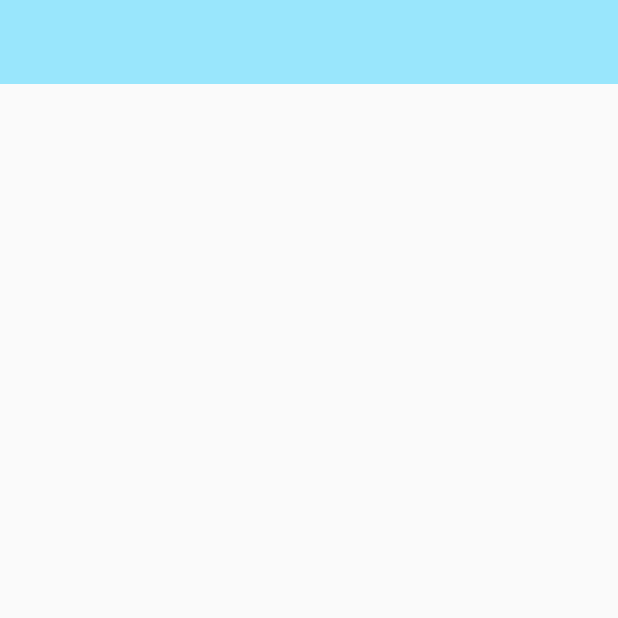
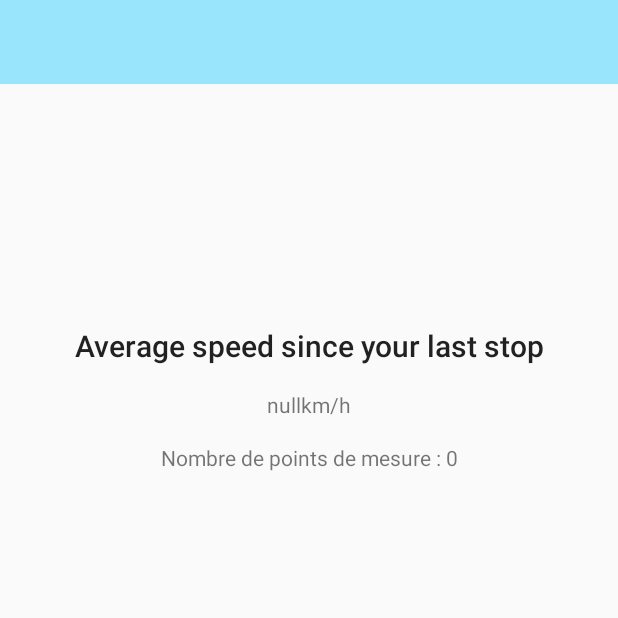
Before and after one commit to skichrome/GpsApp-UbiTransports, an Android app: the AverageSpeedFragment screen opened through its navigation route, on a phone screen of 412 x 824 dp, the top half of it. Run offline under Robolectric (Android 15) with nearby library versions, the phone set to English and light mode, and no system bars; our stand-ins replace data binding, navigation-ui; libraries missing offline, so code that uses them is left out: permissions.dispatcher; 5 statements that could not run were skipped.

Commit message:
[Fonctionnalités]     - Ajout des méthodes pour vider la table des localisations.     - Ajout de la méthode dans le viewModel de la vitesse moyenne qui permet de détecter un redémarrage.     - Ajout de la méthode de calcul de la moyenne.     - Suppression automatique des localisations dans la BDD quand l'écran de vitesse moyenne est quitté.     - L'application empêche maintenant le terminal de passer en veille.
[Améliorations]
    - Refactoring du code existant.

```diff
--- a/app/build.gradle
+++ b/app/build.gradle
@@ -34,6 +34,7 @@ android {
 
     buildFeatures {
         viewBinding true
+        dataBinding true
     }
 }
 
--- a/app/src/main/java/com/skichrome/gpsapp/AppModule.kt
+++ b/app/src/main/java/com/skichrome/gpsapp/AppModule.kt
@@ -9,6 +9,7 @@ import com.skichrome.gpsapp.model.base.ReadLocationRepository
 import com.skichrome.gpsapp.model.local.LocalLocationSource
 import com.skichrome.gpsapp.model.local.database.GpsAppDatabase
 import com.skichrome.gpsapp.model.local.database.LocationDao
+import com.skichrome.gpsapp.viewmodel.AverageSpeedFragmentViewModel
 import com.skichrome.gpsapp.viewmodel.CurrentSpeedFragmentViewModel
 import com.skichrome.gpsapp.viewmodel.GpsLocationServiceViewModel
 import org.koin.android.ext.koin.androidApplication
@@ -32,6 +33,7 @@ val appModule = module {
     single<EditLocationRepository> { DefaultEditLocationRepository(get()) }
 
     // ViewModels
+    viewModel { GpsLocationServiceViewModel(get()) }
     viewModel { CurrentSpeedFragmentViewModel(get()) }
-    viewModel { GpsLocationServiceViewModel(get()) }
+    viewModel { AverageSpeedFragmentViewModel(get(), get()) }
 }
--- a/app/src/main/java/com/skichrome/gpsapp/model/DefaultEditLocationRepository.java
+++ b/app/src/main/java/com/skichrome/gpsapp/model/DefaultEditLocationRepository.java
@@ -28,4 +28,10 @@ public class DefaultEditLocationRepository implements EditLocationRepository
     {
         return localSource.insertLocation(locations);
     }
+
+    @Override
+    public Completable deleteAllLocations()
+    {
+        return localSource.deleteAllLocations();
+    }
 }
--- a/app/src/main/java/com/skichrome/gpsapp/model/base/EditLocationRepository.java
+++ b/app/src/main/java/com/skichrome/gpsapp/model/base/EditLocationRepository.java
@@ -7,4 +7,6 @@ import io.reactivex.Completable;
 public interface EditLocationRepository
 {
     Completable saveNewLocations(RoomLocation locations);
+
+    Completable deleteAllLocations();
 }
--- a/app/src/main/java/com/skichrome/gpsapp/model/base/LocationSource.java
+++ b/app/src/main/java/com/skichrome/gpsapp/model/base/LocationSource.java
@@ -13,4 +13,6 @@ public interface LocationSource
     Completable insertLocation(RoomLocation location);
 
     LiveData<List<RoomLocation>> observeLocations();
+
+    Completable deleteAllLocations();
 }
--- a/app/src/main/java/com/skichrome/gpsapp/model/local/database/LocationDao.java
+++ b/app/src/main/java/com/skichrome/gpsapp/model/local/database/LocationDao.java
@@ -21,4 +21,7 @@ public interface LocationDao
 
     @Query("SELECT * FROM location")
     LiveData<List<RoomLocation>> observeLocations();
+
+    @Query("DELETE FROM location")
+    Completable flushLocationTable();
 }
--- a/app/src/main/java/com/skichrome/gpsapp/view/AverageSpeedFragment.java
+++ b/app/src/main/java/com/skichrome/gpsapp/view/AverageSpeedFragment.java
@@ -8,8 +8,14 @@ import android.view.ViewGroup;
 import androidx.annotation.NonNull;
 import androidx.annotation.Nullable;
 import androidx.fragment.app.Fragment;
+import androidx.navigation.Navigation;
 
 import com.skichrome.gpsapp.databinding.FragmentAverageSpeedBinding;
+import com.skichrome.gpsapp.viewmodel.AverageSpeedFragmentViewModel;
+
+import kotlin.Lazy;
+
+import static org.koin.java.KoinJavaComponent.inject;
 
 public class AverageSpeedFragment extends Fragment
 {
@@ -18,6 +24,7 @@ public class AverageSpeedFragment extends Fragment
     // =================================
 
     private FragmentAverageSpeedBinding binding;
+    private Lazy<AverageSpeedFragmentViewModel> viewModelLazy = inject(AverageSpeedFragmentViewModel.class);
 
     // =================================
     //        Superclass Methods
@@ -35,5 +42,23 @@ public class AverageSpeedFragment extends Fragment
     public void onViewCreated(@NonNull View view, @Nullable Bundle savedInstanceState)
     {
         super.onViewCreated(view, savedInstanceState);
+        configureViewModel();
+    }
+
+    // =================================
+    //              Methods
+    // =================================
+
+    private void configureViewModel()
+    {
+        binding.setViewModel(viewModelLazy.getValue());
+        viewModelLazy.getValue().getIsInMovement().observe(getViewLifecycleOwner(), isInMovement ->
+        {
+            if (isInMovement)
+            {
+                viewModelLazy.getValue().resetMovementIndicator();
+                Navigation.findNavController(binding.getRoot()).navigateUp();
+            }
+        });
     }
 }
--- a/app/src/main/java/com/skichrome/gpsapp/view/CurrentSpeedFragment.java
+++ b/app/src/main/java/com/skichrome/gpsapp/view/CurrentSpeedFragment.java
@@ -59,8 +59,7 @@ public class CurrentSpeedFragment extends Fragment
 
     private void configureViewModel()
     {
-        viewModelLazy.getValue().sayHello();
-        viewModelLazy.getValue().getLocation().observe(getViewLifecycleOwner(), locations ->
+        viewModelLazy.getValue().getLocations().observe(getViewLifecycleOwner(), locations ->
         {
             if (locations == null || locations.isEmpty())
             {
--- a/app/src/main/res/layout/activity_main.xml
+++ b/app/src/main/res/layout/activity_main.xml
@@ -6,6 +6,7 @@
     xmlns:tools="http://schemas.android.com/tools"
     android:layout_width="match_parent"
     android:layout_height="match_parent"
+    android:keepScreenOn="true"
     tools:context=".view.MainActivity">
 
     <androidx.appcompat.widget.Toolbar
--- a/app/src/main/res/layout/fragment_average_speed.xml
+++ b/app/src/main/res/layout/fragment_average_speed.xml
@@ -1,8 +1,61 @@
 <?xml version="1.0" encoding="utf-8"?>
 
-<androidx.constraintlayout.widget.ConstraintLayout
-    xmlns:android="http://schemas.android.com/apk/res/android"
-    android:layout_width="match_parent"
-    android:layout_height="match_parent">
+<layout>
 
-</androidx.constraintlayout.widget.ConstraintLayout>
+    <data>
+
+        <variable
+            name="viewModel"
+            type="com.skichrome.gpsapp.viewmodel.AverageSpeedFragmentViewModel" />
+    </data>
+
+    <androidx.constraintlayout.widget.ConstraintLayout
+        xmlns:android="http://schemas.android.com/apk/res/android"
+        xmlns:app="http://schemas.android.com/apk/res-auto"
+        xmlns:tools="http://schemas.android.com/tools"
+        android:layout_width="match_parent"
+        android:layout_height="match_parent">
+
+        <TextView
+            android:id="@+id/fragment_average_speed_average_title"
+            style="@style/TextAppearance.AppCompat.Title"
+            android:layout_width="wrap_content"
+            android:layout_height="wrap_content"
+            android:layout_marginStart="@dimen/text_views_default_margin"
+            android:layout_marginTop="@dimen/text_views_default_margin"
+            android:layout_marginEnd="@dimen/text_views_default_margin"
+            android:text="@string/fragment_average_speed_average_title"
+            app:layout_constraintBottom_toBottomOf="parent"
+            app:layout_constraintEnd_toEndOf="parent"
+            app:layout_constraintStart_toStartOf="parent"
+            app:layout_constraintTop_toTopOf="parent"
+            app:layout_constraintVertical_bias="0.2" />
+
+        <TextView
+            android:id="@+id/fragment_average_speed_speed_value"
+            android:layout_width="wrap_content"
+            android:layout_height="wrap_content"
+            android:layout_marginStart="@dimen/text_views_default_margin"
+            android:layout_marginTop="@dimen/text_views_default_margin"
+            android:layout_marginEnd="@dimen/text_views_default_margin"
+            android:text='@{String.valueOf(viewModel.average) + "km/h"}'
+            app:layout_constraintEnd_toEndOf="parent"
+            app:layout_constraintStart_toStartOf="parent"
+            app:layout_constraintTop_toBottomOf="@+id/fragment_average_speed_average_title"
+            tools:text="XX KM/h" />
+
+        <TextView
+            android:id="@+id/fragment_average_speed_location_count"
+            android:layout_width="wrap_content"
+            android:layout_height="wrap_content"
+            android:layout_marginStart="@dimen/text_views_default_margin"
+            android:layout_marginTop="@dimen/text_views_default_margin"
+            android:layout_marginEnd="@dimen/text_views_default_margin"
+            android:text='@{"Nombre de points de mesure : " + String.valueOf(viewModel.locations.size())}'
+            app:layout_constraintEnd_toEndOf="parent"
+            app:layout_constraintStart_toStartOf="parent"
+            app:layout_constraintTop_toBottomOf="@+id/fragment_average_speed_speed_value"
+            tools:text="Nombre de points : XX" />
+
+    </androidx.constraintlayout.widget.ConstraintLayout>
+</layout>
--- /dev/null
+++ b/app/src/main/res/values/dimens.xml
@@ -0,0 +1,4 @@
+<?xml version="1.0" encoding="utf-8"?>
+<resources>
+    <dimen name="text_views_default_margin">16dp</dimen>
+</resources>
--- a/app/src/main/res/values/strings.xml
+++ b/app/src/main/res/values/strings.xml
@@ -38,4 +38,7 @@
     <string name="gps_location_service_notification_text">GpsApp is listening to your location moves…</string>
     <string name="gps_location_service_notification_launch_activity">Launch Activity</string>
     <string name="gps_location_service_notification_cancel">Cancel</string>
+
+    <!-- Average Speed Fragment -->
+    <string name="fragment_average_speed_average_title">Average speed since your last stop</string>
 </resources>
--- a/gradle.properties
+++ b/gradle.properties
@@ -6,7 +6,7 @@
 # http://www.gradle.org/docs/current/userguide/build_environment.html
 # Specifies the JVM arguments used for the daemon process.
 # The setting is particularly useful for tweaking memory settings.
-org.gradle.jvmargs=-Xmx2048m
+org.gradle.jvmargs=-Xmx4096m
 # When configured, Gradle will run in incubating parallel mode.
 # This option should only be used with decoupled projects. More details, visit
 # http://www.gradle.org/docs/current/userguide/multi_project_builds.html#sec:decoupled_projects
```
Also changed, not shown: app/src/main/java/com/skichrome/gpsapp/model/local/LocalLocationSource.java (+9 -0 lines), app/src/main/java/com/skichrome/gpsapp/viewmodel/AverageSpeedFragmentViewModel.java (+102 -8 lines), app/src/main/java/com/skichrome/gpsapp/viewmodel/CurrentSpeedFragmentViewModel.java (+30 -32 lines), app/src/main/java/com/skichrome/gpsapp/viewmodel/GpsLocationServiceViewModel.java (+3 -10 lines).
